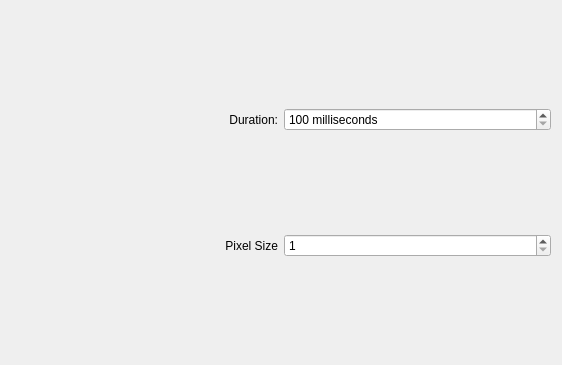
This is kwin/pixel-wipe/config.ui in Schneegans/Burn-My-Windows as Qt 5 draws it before an edit. The edited form follows.
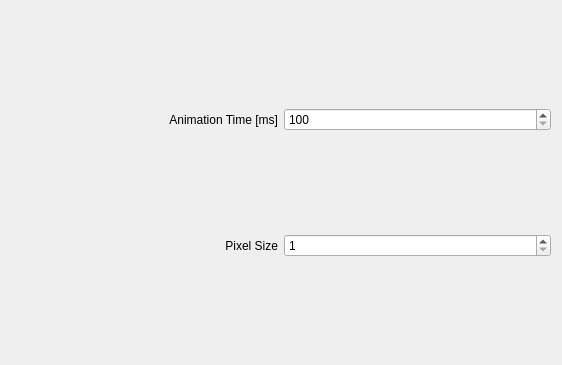
This is the edited form.

What changed in the file:
```diff
--- a/kwin/pixel-wipe/config.ui
+++ b/kwin/pixel-wipe/config.ui
@@ -20,7 +20,7 @@
             <item row="0" column="0">
                 <widget class="QLabel" name="label">
                     <property name="text">
-                        <string>Duration:</string>
+                        <string>Animation Time [ms]</string>
                     </property>
                     <property name="alignment">
                         <set>Qt::AlignRight|Qt::AlignTrailing|Qt::AlignVCenter</set>
@@ -39,9 +39,6 @@
             </item>
             <item row="0" column="1">
                 <widget class="QSpinBox" name="kcfg_Duration">
-                    <property name="suffix">
-                        <string> milliseconds</string>
-                    </property>
                     <property name="minimum">
                         <number>100</number>
                     </property>
```
